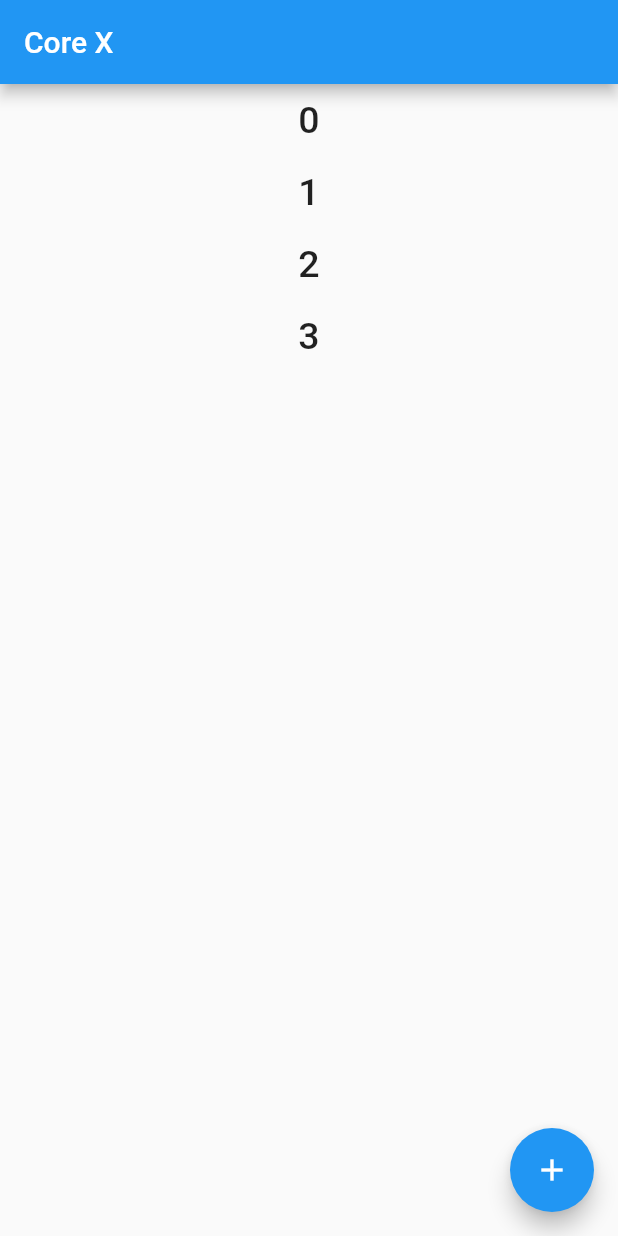
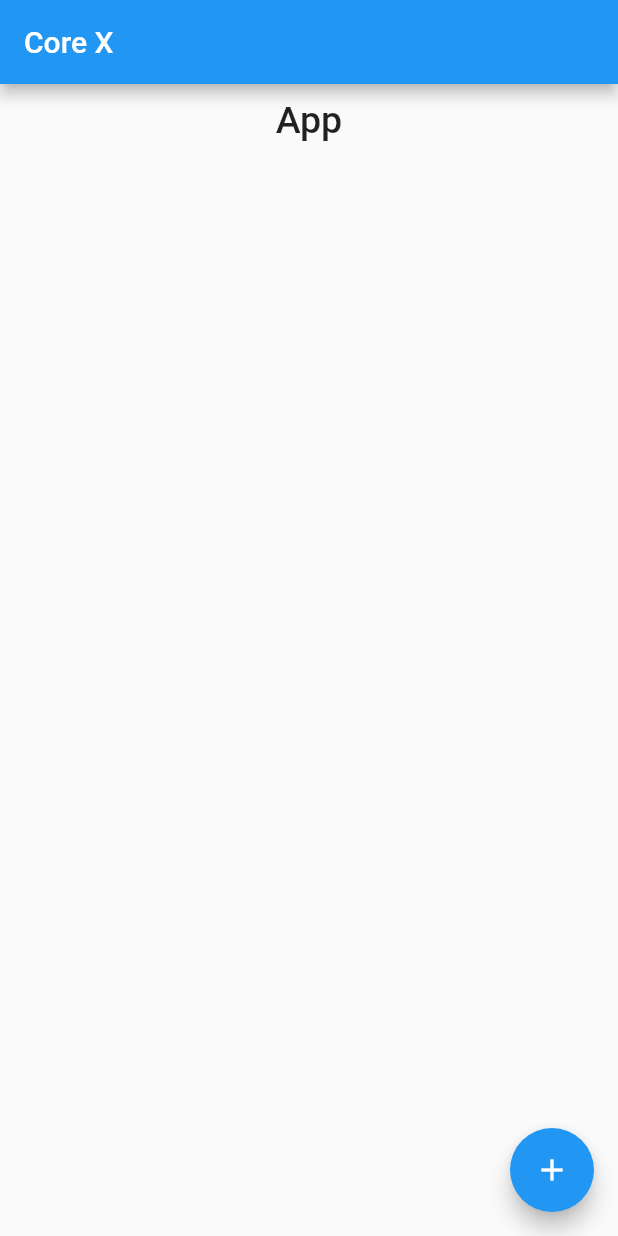
Before and after one commit to wix-playground/coreX, a Flutter app: the screen it shows after launch, on a phone screen of 412 x 824 dp. Run offline on Flutter 3.47's test engine with Material 2 defaults, Android fonts, the phone set to English and light mode, and no system bars.

```diff
--- a/lib/main.dart
+++ b/lib/main.dart
@@ -1,10 +1,23 @@
 import 'package:core_x/routesGenerator.dart';
+import 'package:core_x/data-layer/data.dart';
 import 'package:flutter/material.dart';
+import 'package:provider/provider.dart';
 
 void main() {
-  runApp(MaterialApp(
-    title: 'Named Routes Demo',
-    initialRoute: '/',
-    onGenerateRoute: RouteGenerator.generateRoute,
-  ));
+  runApp(MyApp());
 }
+
+class MyApp extends StatelessWidget {
+  @override
+  Widget build(BuildContext context) {
+    return Provider<Data>(
+      builder: (context) => Data(),
+      dispose: (context, value) => value.dispose(),
+      child: MaterialApp(
+        title: 'Named Routes Demo',
+        initialRoute: '/',
+        onGenerateRoute: RouteGenerator.generateRoute,
+      )
+    );
+  }
+}
--- a/lib/screens/AppList.dart
+++ b/lib/screens/AppList.dart
@@ -1,5 +1,5 @@
-import 'dart:html';
-
+import 'package:core_x/data-layer/data.dart';
+import 'package:provider/provider.dart';
 import 'package:flutter/material.dart';
 
 class AppListScreen extends StatelessWidget {
@@ -8,22 +8,28 @@ class AppListScreen extends StatelessWidget {
     (i) => "$i",
   );
 
+  List<App> _getApps(context) {
+    return Provider.of<Data>(context).apps.values.toList();
+  }
+
   @override
   Widget build(BuildContext context) {
+    var apps = this._getApps(context);
+
     return Scaffold(
       appBar: AppBar(
-        title: Text('Core X'),
+        title: Text('Core X '),
       ),
       body: ListView.builder(
-          itemCount: items.length,
+          itemCount: apps.length,
           itemBuilder: (context, index) {
-            final item = items[index];
+            final item = apps[index];
 
             return FlatButton(
                 onPressed: () {
-                  Navigator.of(context).pushNamed('/editor', arguments: item);
+                  Navigator.of(context).pushNamed('/editor', arguments: item.id);
                 },
-                child: Text(item,
+                child: Text(item.title,
                     style: TextStyle(
                       fontSize: 25,
                     )));
--- a/lib/screens/Editor.dart
+++ b/lib/screens/Editor.dart
@@ -7,7 +7,7 @@ class EditorScreen extends StatelessWidget {
   Widget build(BuildContext context) {
     return Scaffold(
       appBar: AppBar(
-        title: Text('Editing app with id: ${this.appId}'),
+        title: Text('Editing app ${this.appId}'),
         actions: <Widget>[
           FlatButton(
             textColor: Colors.white,
--- a/pubspec.yaml
+++ b/pubspec.yaml
@@ -17,6 +17,7 @@ environment:
   sdk: ">=2.1.0 <3.0.0"
 
 dependencies:
+  provider: 3.1.0
   flutter:
     sdk: flutter
 
```
Also changed, not shown: lib/data-layer/data.dart (+37 -50 lines), pubspec.lock.
